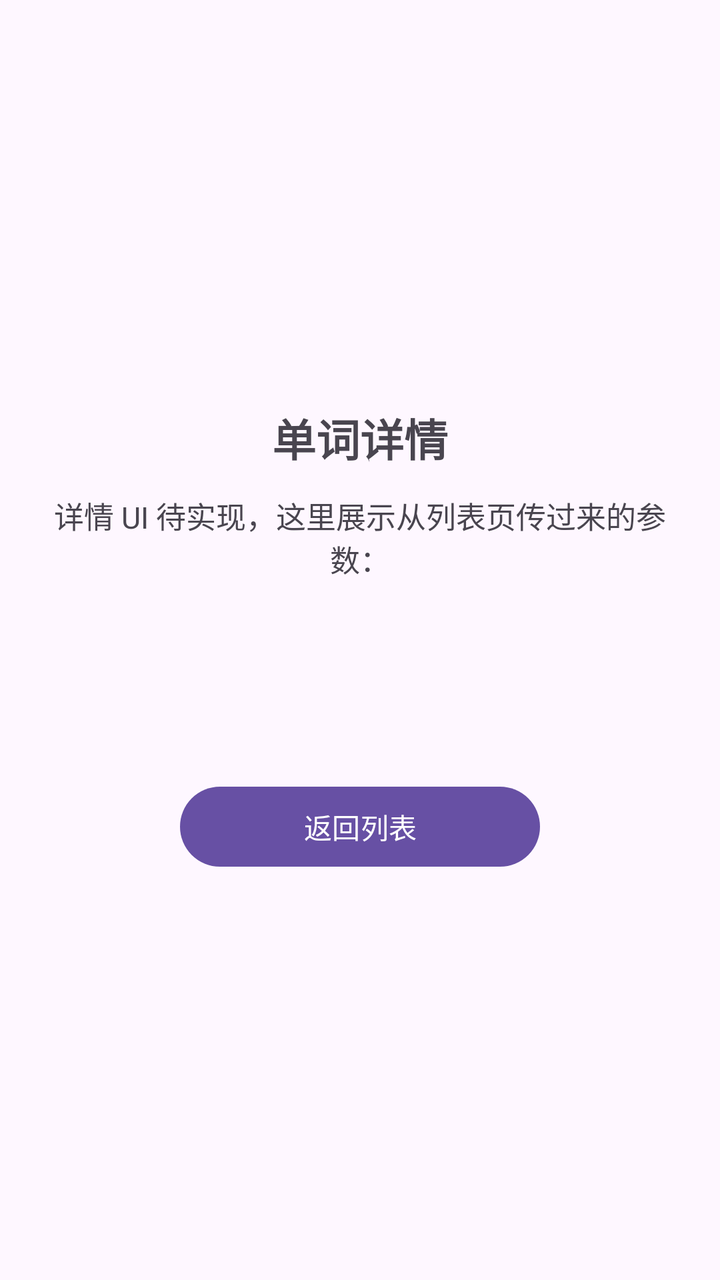
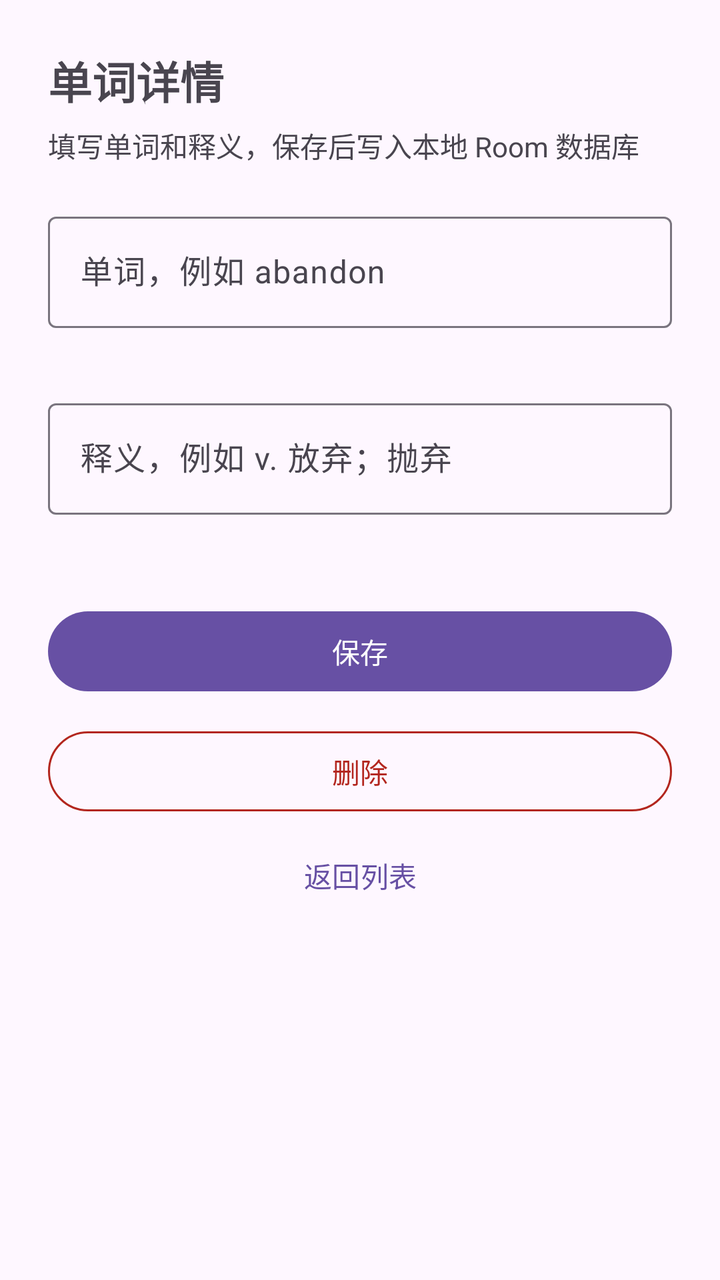

The first picture is an Android layout as it rendered before a commit; the second is the same layout after the commit. The layout source and the unified diff follow.
<!-- AndroidManifest.xml: application theme Theme.WordMemoryApp -->
<!-- res/layout/fragment_word_detail.xml -->
<?xml version="1.0" encoding="utf-8"?>
<LinearLayout xmlns:android="http://schemas.android.com/apk/res/android"
    android:layout_width="match_parent"
    android:layout_height="match_parent"
    android:gravity="center"
    android:orientation="vertical"
    android:padding="24dp">

    <TextView
        android:layout_width="wrap_content"
        android:layout_height="wrap_content"
        android:text="@string/title_word_detail"
        android:textSize="22sp"
        android:textStyle="bold" />

    <TextView
        android:layout_width="wrap_content"
        android:layout_height="wrap_content"
        android:layout_marginTop="12dp"
        android:gravity="center"
        android:text="@string/word_detail_placeholder"
        android:textSize="15sp" />

    <TextView
        android:id="@+id/tvDetailWord"
        android:layout_width="wrap_content"
        android:layout_height="wrap_content"
        android:layout_marginTop="16dp"
        android:textSize="22sp"
        android:textStyle="bold" />

    <TextView
        android:id="@+id/tvDetailMeaning"
        android:layout_width="wrap_content"
        android:layout_height="wrap_content"
        android:layout_marginTop="8dp"
        android:textSize="16sp" />

    <Button
        android:id="@+id/btnBackToList"
        android:layout_width="wrap_content"
        android:layout_height="wrap_content"
        android:layout_marginTop="24dp"
        android:minWidth="180dp"
        android:text="@string/btn_back_to_list" />

</LinearLayout>
<!-- resources referenced by this layout -->
<resources>
  <string name="btn_back_to_list">返回列表</string>
  <string name="title_word_detail">单词详情</string>
  <string name="word_detail_placeholder">详情 UI 待实现，这里展示从列表页传过来的参数：</string>
  <style name="Theme.WordMemoryApp" parent="Base.Theme.WordMemoryApp" />
  <style name="Base.Theme.WordMemoryApp" parent="Theme.Material3.DayNight.NoActionBar">
          
          
      </style>
</resources>

<!-- the commit's change to res/layout/fragment_word_detail.xml (unified diff, before → after) -->
@@ -1,47 +1,90 @@
 <?xml version="1.0" encoding="utf-8"?>
-<LinearLayout xmlns:android="http://schemas.android.com/apk/res/android"
+<ScrollView xmlns:android="http://schemas.android.com/apk/res/android"
+    xmlns:app="http://schemas.android.com/apk/res-auto"
     android:layout_width="match_parent"
     android:layout_height="match_parent"
-    android:gravity="center"
-    android:orientation="vertical"
-    android:padding="24dp">
+    android:fillViewport="true">
 
-    <TextView
-        android:layout_width="wrap_content"
+    <LinearLayout
+        android:layout_width="match_parent"
         android:layout_height="wrap_content"
-        android:text="@string/title_word_detail"
-        android:textSize="22sp"
-        android:textStyle="bold" />
+        android:orientation="vertical"
+        android:padding="24dp">
 
-    <TextView
-        android:layout_width="wrap_content"
-        android:layout_height="wrap_content"
-        android:layout_marginTop="12dp"
-        android:gravity="center"
-        android:text="@string/word_detail_placeholder"
-        android:textSize="15sp" />
+        <TextView
+            android:id="@+id/tvDetailTitle"
+            android:layout_width="wrap_content"
+            android:layout_height="wrap_content"
+            android:text="@string/title_word_detail"
+            android:textSize="22sp"
+            android:textStyle="bold" />
 
-    <TextView
-        android:id="@+id/tvDetailWord"
-        android:layout_width="wrap_content"
-        android:layout_height="wrap_content"
-        android:layout_marginTop="16dp"
-        android:textSize="22sp"
-        android:textStyle="bold" />
+        <TextView
+            android:layout_width="match_parent"
+            android:layout_height="wrap_content"
+            android:layout_marginTop="6dp"
+            android:text="@string/word_detail_form_hint"
+            android:textSize="14sp" />
 
-    <TextView
-        android:id="@+id/tvDetailMeaning"
-        android:layout_width="wrap_content"
-        android:layout_height="wrap_content"
-        android:layout_marginTop="8dp"
-        android:textSize="16sp" />
+        <com.google.android.material.textfield.TextInputLayout
+            android:id="@+id/tilWord"
+            android:layout_width="match_parent"
+            android:layout_height="wrap_content"
+            android:layout_marginTop="20dp"
+            android:hint="@string/hint_word"
+            app:errorEnabled="true"
+            app:helperTextEnabled="false">
 
-    <Button
-        android:id="@+id/btnBackToList"
-        android:layout_width="wrap_content"
-        android:layout_height="wrap_content"
-        android:layout_marginTop="24dp"
-        android:minWidth="180dp"
-        android:text="@string/btn_back_to_list" />
+            <com.google.android.material.textfield.TextInputEditText
+                android:id="@+id/etWord"
+                android:layout_width="match_parent"
+                android:layout_height="wrap_content"
+                android:inputType="text"
+                android:maxLines="1" />
 
-</LinearLayout>
+        </com.google.android.material.textfield.TextInputLayout>
+
+        <com.google.android.material.textfield.TextInputLayout
+            android:id="@+id/tilMeaning"
+            android:layout_width="match_parent"
+            android:layout_height="wrap_content"
+            android:layout_marginTop="12dp"
+            android:hint="@string/hint_meaning"
+            app:errorEnabled="true">
+
+            <com.google.android.material.textfield.TextInputEditText
+                android:id="@+id/etMeaning"
+                android:layout_width="match_parent"
+                android:layout_height="wrap_content"
+                android:inputType="text"
+                android:maxLines="2" />
+
+        </com.google.android.material.textfield.TextInputLayout>
+
+        <com.google.android.material.button.MaterialButton
+            android:id="@+id/btnSave"
+            android:layout_width="match_parent"
+            android:layout_height="wrap_content"
+            android:layout_marginTop="24dp"
+            android:text="@string/btn_save" />
+
+        <com.google.android.material.button.MaterialButton
+            android:id="@+id/btnDeleteWord"
+            style="@style/Widget.Material3.Button.OutlinedButton"
+            android:layout_width="match_parent"
+            android:layout_height="wrap_content"
+            android:layout_marginTop="12dp"
+            android:text="@string/btn_delete_word"
+            android:textColor="?attr/colorError"
+            app:strokeColor="?attr/colorError" />
+
+        <com.google.android.material.button.MaterialButton
+            android:id="@+id/btnBack"
+            style="@style/Widget.Material3.Button.TextButton"
+            android:layout_width="match_parent"
+            android:layout_height="wrap_content"
+            android:layout_marginTop="4dp"
+            android:text="@string/btn_back_to_list" />
+
+    </LinearLayout>
+</ScrollView>
<!-- resource entries referenced after the edit -->
@@ -1,8 +1,12 @@
 <!-- resources referenced by this layout -->
 <resources>
   <string name="btn_back_to_list">返回列表</string>
+  <string name="btn_delete_word">删除</string>
+  <string name="btn_save">保存</string>
+  <string name="hint_meaning">释义，例如 v. 放弃；抛弃</string>
+  <string name="hint_word">单词，例如 abandon</string>
   <string name="title_word_detail">单词详情</string>
-  <string name="word_detail_placeholder">详情 UI 待实现，这里展示从列表页传过来的参数：</string>
+  <string name="word_detail_form_hint">填写单词和释义，保存后写入本地 Room 数据库</string>
   <style name="Theme.WordMemoryApp" parent="Base.Theme.WordMemoryApp" />
   <style name="Base.Theme.WordMemoryApp" parent="Theme.Material3.DayNight.NoActionBar">
           
